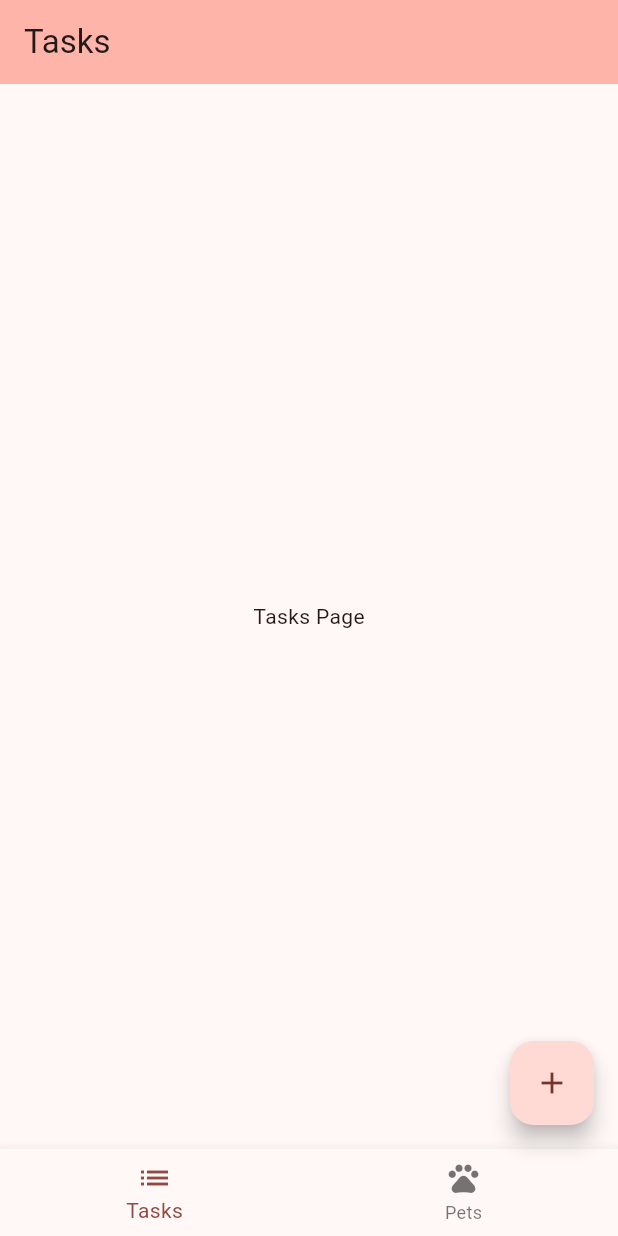
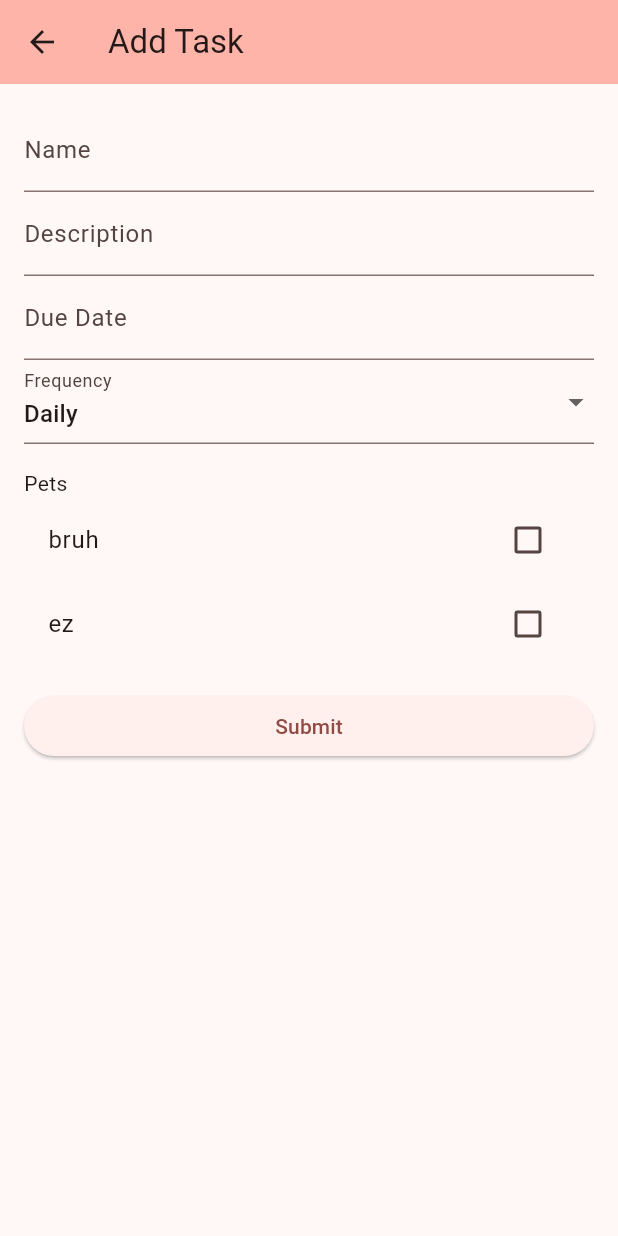
Before and after one commit to Gystre/PawPlanner, a Flutter app: the screen it shows after launch, after a tap on the "add" icon, on a phone screen of 412 x 824 dp. Run offline on Flutter 3.47's test engine with Material 2 defaults, Android fonts, the phone set to English and light mode, and no system bars.

Commit message:
able to add tasks

```diff
--- a/lib/add_pet_form.dart
+++ b/lib/add_pet_form.dart
@@ -2,6 +2,8 @@ import 'package:flutter/material.dart';
 import 'pet.dart';
 
 class AddPetForm extends StatefulWidget {
+  const AddPetForm({super.key});
+
   @override
   _AddPetFormState createState() => _AddPetFormState();
 }
@@ -19,7 +21,10 @@ class _AddPetFormState extends State<AddPetForm> {
   @override
   Widget build(BuildContext context) {
     return Scaffold(
-      appBar: AppBar(title: Text('Add Pet')),
+      appBar: AppBar(
+        title: const Text('Add Pet'),
+        backgroundColor: Theme.of(context).colorScheme.inversePrimary,
+      ),
       body: Padding(
         padding: const EdgeInsets.all(16.0),
         child: Form(
@@ -27,7 +32,7 @@ class _AddPetFormState extends State<AddPetForm> {
           child: ListView(
             children: [
               TextFormField(
-                decoration: InputDecoration(labelText: 'Name'),
+                decoration: const InputDecoration(labelText: 'Name'),
                 validator: (value) {
                   if (value == null || value.isEmpty) {
                     return 'Please enter a name';
@@ -37,7 +42,7 @@ class _AddPetFormState extends State<AddPetForm> {
                 onChanged: (value) => _newPet.name = value,
               ),
               TextFormField(
-                decoration: InputDecoration(labelText: 'Species'),
+                decoration: const InputDecoration(labelText: 'Species'),
                 validator: (value) {
                   if (value == null || value.isEmpty) {
                     return 'Please enter a species';
--- /dev/null
+++ b/lib/add_task_form.dart
@@ -0,0 +1,148 @@
+import 'package:flutter/material.dart';
+import 'package:paw_planner/pet.dart';
+import 'package:paw_planner/task.dart';
+import 'package:intl/intl.dart';
+
+class AddTaskForm extends StatefulWidget {
+  final List<Pet> pets;
+  const AddTaskForm({super.key, required this.pets});
+
+  @override
+  State<AddTaskForm> createState() => _AddTaskFormState();
+}
+
+class _AddTaskFormState extends State<AddTaskForm> {
+  final _formKey = GlobalKey<FormState>();
+
+  final Task _newTask = Task(
+    name: '',
+    description: '',
+    dueDate: DateTime.now(),
+    frequency: TaskFrequency.daily,
+  );
+
+  final List<int> _petIds = [];
+
+  final _dateController = TextEditingController();
+
+  void _submitForm() {
+    if (_formKey.currentState!.validate()) {
+      _newTask.petIds = _petIds;
+      Navigator.pop(context, _newTask);
+    }
+  }
+
+  void _onPetCheckboxChanged(bool? isChecked, int petId) {
+    if (isChecked != null && isChecked) {
+      setState(() {
+        _petIds.add(petId);
+      });
+    } else {
+      setState(() {
+        _petIds.remove(petId);
+      });
+    }
+  }
+
+  @override
+  Widget build(BuildContext context) {
+    return Scaffold(
+      appBar: AppBar(
+        title: const Text('Add Task'),
+        backgroundColor: Theme.of(context).colorScheme.inversePrimary,
+      ),
+      body: Padding(
+        padding: const EdgeInsets.all(16),
+        child: Form(
+          key: _formKey,
+          child: ListView(
+            children: [
+              TextFormField(
+                decoration: const InputDecoration(labelText: "Name"),
+                validator: (value) {
+                  if (value == null || value.isEmpty) {
+                    return 'Please enter a name';
+                  }
+                  return null;
+                },
+                onChanged: (value) => _newTask.name = value,
+              ),
+              TextFormField(
+                decoration: const InputDecoration(labelText: "Description"),
+                validator: (value) {
+                  if (value == null || value.isEmpty) {
+                    return 'Please enter a description';
+                  }
+                  return null;
+                },
+                onChanged: (value) => _newTask.description = value,
+              ),
+              TextFormField(
+                controller: _dateController,
+                decoration: const InputDecoration(labelText: "Due Date"),
+                readOnly: true,
+                onTap: () async {
+                  final date = await showDatePicker(
+                    context: context,
+                    initialDate: _newTask.dueDate,
+                    firstDate: DateTime.now(),
+                    lastDate: DateTime.now().add(const Duration(days: 365)),
+                  );
+                  if (date != null) {
+                    setState(() {
+                      _newTask.dueDate = date;
+                      _dateController.text = DateFormat.yMd().format(date);
+                    });
+                  }
+                },
+                validator: (value) {
+                  if (_newTask.dueDate == null) {
+                    return 'Please enter a due date';
+                  }
+                  return null;
+                },
+              ),
+              DropdownButtonFormField<TaskFrequency>(
+                decoration: const InputDecoration(labelText: "Frequency"),
+                value: _newTask.frequency,
+                onChanged: (value) {
+                  setState(() {
+                    _newTask.frequency = value!;
+                  });
+                },
+                items: TaskFrequency.values.map((TaskFrequency frequency) {
+                  return DropdownMenuItem<TaskFrequency>(
+                    value: frequency,
+                    child: Text(frequency.name),
+                  );
+                }).toList(),
+                validator: (value) {
+                  if (value == null) {
+                    return 'Please select a frequency';
+                  }
+                  return null;
+                },
+              ),
+              const SizedBox(height: 16),
+              const Text("Pets"),
+              ...widget.pets.asMap().entries.map<Widget>((entry) {
+                return CheckboxListTile(
+                  title: Text(entry.value.name),
+                  value: _petIds.contains(entry.key),
+                  onChanged: (bool? isChecked) {
+                    _onPetCheckboxChanged(isChecked, entry.key);
+                  },
+                );
+              }).toList(),
+              const SizedBox(height: 16),
+              ElevatedButton(
+                onPressed: _submitForm,
+                child: const Text('Submit'),
+              ),
+            ],
+          ),
+        ),
+      ),
+    );
+  }
+}
--- a/lib/main.dart
+++ b/lib/main.dart
@@ -1,8 +1,10 @@
 import 'package:flutter/material.dart';
+import "package:paw_planner/add_pet_form.dart";
+import "package:paw_planner/add_task_form.dart";
 import "package:paw_planner/pet.dart";
-import "pets_page.dart";
-import "tasks_page.dart";
-import 'add_pet_form.dart';
+import "package:paw_planner/pets_page.dart";
+import "package:paw_planner/task.dart";
+import "package:paw_planner/tasks_page.dart";
 
 void main() {
   runApp(const MyApp());
@@ -64,6 +66,18 @@ class _MyHomePageState extends State<MyHomePage> {
     });
   }
 
+  void _deleteTask(int petIdx, int taskIdx) {
+    setState(() {
+      _pets[petIdx].tasks.removeAt(taskIdx);
+    });
+  }
+
+  void _addTask(int petIdx, Task task) {
+    setState(() {
+      _pets[petIdx].tasks.add(task);
+    });
+  }
+
   @override
   Widget build(BuildContext context) {
     return MaterialApp(
@@ -76,7 +90,11 @@ class _MyHomePageState extends State<MyHomePage> {
         body: IndexedStack(
           index: _selectedIndex,
           children: [
-            TasksPage(),
+            TasksPage(
+              pets: _pets,
+              deleteTask: _deleteTask,
+              addTask: _addTask,
+            ),
             PetsPage(pets: _pets, addPet: _addPet, deletePet: _deletePet),
           ],
         ),
@@ -104,8 +122,25 @@ class _MyHomePageState extends State<MyHomePage> {
     if (_selectedIndex == 0) {
       return FloatingActionButton(
         onPressed: () {
-          // Do something specific for the "Tasks" page when the add button is pressed.
-          print('Add task button pressed');
+          Navigator.push(
+            context,
+            MaterialPageRoute<Task>(
+              builder: (context) => AddTaskForm(pets: _pets),
+            ),
+          ).then((newTask) {
+            if (newTask == null) {
+              return;
+            }
+
+            print(newTask.petIds);
+
+            // iterate through all the pet ids and add the tasks to them
+            setState(() {
+              for (int petId in newTask.petIds) {
+                _pets[petId].tasks.add(newTask);
+              }
+            });
+          });
         },
         child: const Icon(Icons.add),
       );
@@ -114,7 +149,7 @@ class _MyHomePageState extends State<MyHomePage> {
         onPressed: () {
           Navigator.push(
             context,
-            MaterialPageRoute<Pet>(builder: (context) => AddPetForm()),
+            MaterialPageRoute<Pet>(builder: (context) => const AddPetForm()),
           ).then((newPet) {
             if (newPet == null) {
               return;
--- a/lib/pet.dart
+++ b/lib/pet.dart
@@ -10,7 +10,14 @@ class Pet {
   String? medication;
 
   // the tasks associated with this pet
-  List<Task> tasks = [];
+  List<Task> tasks = [
+    Task(
+      name: "Eat",
+      frequency: TaskFrequency.daily,
+      description: "Eat the dog",
+      dueDate: DateTime.now(),
+    )
+  ];
 
   Pet({
     required this.name,
--- a/lib/task.dart
+++ b/lib/task.dart
@@ -1,8 +1,27 @@
 enum TaskFrequency { daily, weekly, biweekly, monthly, oneTime }
 
+extension TaskFrequencyExtension on TaskFrequency {
+  String get name {
+    switch (this) {
+      case TaskFrequency.daily:
+        return 'Daily';
+      case TaskFrequency.weekly:
+        return 'Weekly';
+      case TaskFrequency.biweekly:
+        return 'Biweekly';
+      case TaskFrequency.monthly:
+        return 'Monthly';
+      case TaskFrequency.oneTime:
+        return 'One Time';
+      default:
+        return '';
+    }
+  }
+}
+
 class Task {
-  // idx of the pet this task is associated with
-  int petId;
+  // multiple tasks can be set to multiple pets
+  List<int> petIds = [];
 
   String name;
   String description;
@@ -10,7 +29,6 @@ class Task {
   TaskFrequency frequency;
 
   Task({
-    required this.petId,
     required this.name,
     required this.description,
     required this.dueDate,
--- a/lib/tasks_page.dart
+++ b/lib/tasks_page.dart
@@ -1,16 +1,106 @@
 import 'package:flutter/material.dart';
+import 'package:paw_planner/pet.dart';
+import 'package:paw_planner/task.dart';
+import 'package:intl/intl.dart';
 
 class TasksPage extends StatelessWidget {
-  const TasksPage({super.key});
+  final List<Pet> pets;
+  final Function(int petIdx, int taskIdx) deleteTask;
+  final Function(int petIdx, Task task) addTask;
+  TasksPage({
+    super.key,
+    required this.pets,
+    required this.deleteTask,
+    required this.addTask,
+  });
+
+  final format = DateFormat('h:mm a');
 
   @override
   Widget build(BuildContext context) {
     return Scaffold(
       appBar: AppBar(
-        title: Text('Tasks'),
+        title: const Text('Tasks'),
         backgroundColor: Theme.of(context).colorScheme.inversePrimary,
       ),
-      body: Center(child: Text('Tasks Page')),
+      body: Padding(
+        padding: const EdgeInsets.all(8.0),
+        child: ListView.builder(
+          itemCount: pets.length,
+          itemBuilder: (context, i) {
+            final pet = pets[i];
+
+            return Column(
+              crossAxisAlignment: CrossAxisAlignment.start,
+              children: [
+                Text(
+                  pet.name,
+                  style: TextStyle(
+                    fontSize: 32,
+                    fontWeight: FontWeight.bold,
+                    color: Theme.of(context).primaryColor,
+                  ),
+                ),
+                const SizedBox(height: 8),
+                Column(
+                  children: pet.tasks.asMap().entries.map((entry) {
+                    final j = entry.key;
+                    final task = entry.value;
+
+                    return Dismissible(
+                      key: UniqueKey(),
+                      direction: DismissDirection.endToStart,
+                      onDismissed: (direction) => {
+                        deleteTask(i, j),
+                        ScaffoldMessenger.of(context).showSnackBar(
+                          SnackBar(
+                            content: Text("${task.name} deleted"),
+                            action: SnackBarAction(
+                              label: 'Undo',
+                              onPressed: () {
+                                addTask(i, task);
+                              },
+                            ),
+                          ),
+                        ),
+                      },
+                      child: Container(
+                        width: double.infinity,
+                        alignment: Alignment.centerLeft,
+                        padding: const EdgeInsets.all(8.0),
+                        decoration: BoxDecoration(
+                          borderRadius: BorderRadius.circular(8),
+                          color: Colors.grey,
+                        ),
+                        child: Column(
+                          crossAxisAlignment: CrossAxisAlignment.start,
+                          children: [
+                            Text(
+                              task.name,
+                              style: const TextStyle(
+                                fontSize: 20,
+                                fontWeight: FontWeight.bold,
+                                color: Colors.black,
+                              ),
+                            ),
+                            Text(
+                              "Time: ${format.format(task.dueDate)}",
+                            ),
+                            Text(
+                              "Frequency: ${task.frequency.name}",
+                            )
+                          ],
+                        ),
+                      ),
+                    );
+                  }).toList(),
+                ),
+                const SizedBox(height: 16),
+              ],
+            );
+          },
+        ),
+      ),
     );
   }
 }
--- a/pubspec.yaml
+++ b/pubspec.yaml
@@ -31,7 +31,7 @@ dependencies:
   flutter:
     sdk: flutter
 
-  form_builder_validators: ^9.0.0
+  intl: ^0.17.0
 
   # The following adds the Cupertino Icons font to your application.
   # Use with the CupertinoIcons class for iOS style icons.
```
Also changed, not shown: Simulator Screen Shot - 5.5in - 2023-07-27 at 06.15.07.png (added), Simulator Screen Shot - 5.5in - 2023-07-27 at 06.16.43.png (added), Simulator Screen Shot - 5.5in - 2023-07-27 at 06.17.12.png (added), Simulator Screen Shot - 5.5in - 2023-07-27 at 06.18.53.png (added), pubspec.lock.
